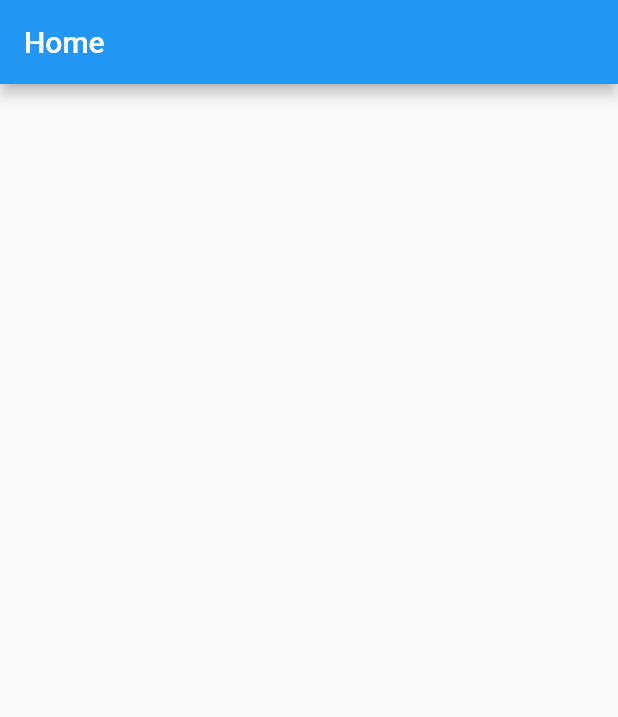
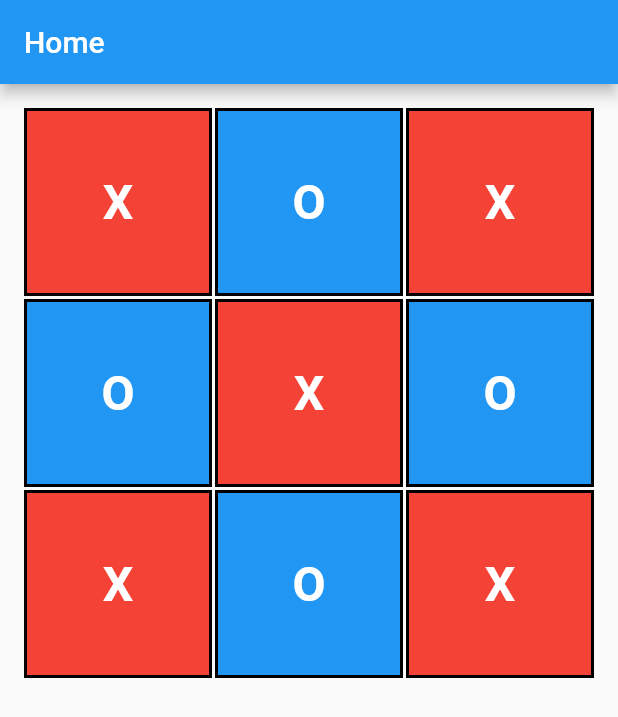
Before and after one commit to Davenchy/xo_flutter_game, a Flutter app: the screen it shows after launch, on a phone screen of 412 x 824 dp. Shown: the top 717 px of the screen. Run offline on Flutter 3.47's test engine with Material 2 defaults, Android fonts, the phone set to English and light mode, and no system bars.

Commit message:
- create Cell widget - create CellValue with util methods - use Cell in home screen

```diff
--- a/lib/screens/home_screen.dart
+++ b/lib/screens/home_screen.dart
@@ -1,14 +1,44 @@
 import 'package:flutter/material.dart';
+
+import '../widgets/cell.dart';
 
 class HomeScreen extends StatelessWidget {
   const HomeScreen({Key? key}) : super(key: key);
 
   @override
   Widget build(BuildContext context) {
+    final double screenWidth = MediaQuery.of(context).size.width;
+    final double cellWidth = screenWidth / 3;
+
     return Scaffold(
       appBar: AppBar(
         title: const Text('Home'),
       ),
+      body: Padding(
+        padding: const EdgeInsets.all(16.0),
+        child: Column(
+          children: [
+            SizedBox(
+              height: cellWidth * 3,
+              child: GridView.count(
+                crossAxisCount: 3,
+                mainAxisSpacing: 2,
+                crossAxisSpacing: 2,
+                shrinkWrap: true,
+                children: [
+                  for (int i = 0; i < 9; i++)
+                    Cell(
+                      width: cellWidth,
+                      initialValue: i % 2 == 0 ? CellValue.x : CellValue.o,
+                      onPressed: (_) =>
+                          _ == CellValue.x ? CellValue.o : CellValue.x,
+                    ),
+                ],
+              ),
+            ),
+          ],
+        ),
+      ),
     );
   }
 }
--- /dev/null
+++ b/lib/widgets/cell.dart
@@ -0,0 +1,103 @@
+import 'package:flutter/material.dart';
+
+enum CellValue {
+  empty,
+  x,
+  o,
+}
+
+String mapCellValueToString(CellValue value) {
+  switch (value) {
+    case CellValue.empty:
+      return '';
+    case CellValue.x:
+      return 'X';
+    case CellValue.o:
+      return 'O';
+  }
+}
+
+Color mapCellValueToColor(CellValue value) {
+  switch (value) {
+    case CellValue.empty:
+      return Colors.white;
+    case CellValue.x:
+      return Colors.red;
+    case CellValue.o:
+      return Colors.blue;
+  }
+}
+
+CellValue mapStringToCellValue(String value) {
+  switch (value) {
+    case '':
+      return CellValue.empty;
+    case 'X':
+      return CellValue.x;
+    case 'O':
+      return CellValue.o;
+    default:
+      throw Exception('Invalid cell value: $value');
+  }
+}
+
+class Cell extends StatefulWidget {
+  const Cell({
+    Key? key,
+    this.initialValue,
+    required this.width,
+    required this.onPressed,
+  }) : super(key: key);
+
+  final double width;
+  final CellValue? initialValue;
+  final CellValue? Function(CellValue lastValue) onPressed;
+
+  @override
+  State<Cell> createState() => _CellState();
+}
+
+class _CellState extends State<Cell> {
+  late CellValue _value;
+
+  @override
+  void initState() {
+    super.initState();
+    _value = widget.initialValue ?? CellValue.empty;
+  }
+
+  @override
+  Widget build(BuildContext context) {
+    return AspectRatio(
+      aspectRatio: 1,
+      child: GestureDetector(
+        onTap: () {
+          final newValue = widget.onPressed(_value);
+          if (newValue != null && newValue != _value) {
+            setState(() => _value = newValue);
+          }
+        },
+        child: Container(
+          width: widget.width,
+          padding: const EdgeInsets.all(16),
+          alignment: Alignment.center,
+          decoration: BoxDecoration(
+            color: mapCellValueToColor(_value),
+            border: Border.all(
+              color: Colors.black,
+              width: 2,
+            ),
+          ),
+          child: Text(
+            mapCellValueToString(_value),
+            style: const TextStyle(
+              color: Colors.white,
+              fontWeight: FontWeight.bold,
+              fontSize: 32,
+            ),
+          ),
+        ),
+      ),
+    );
+  }
+}
```
